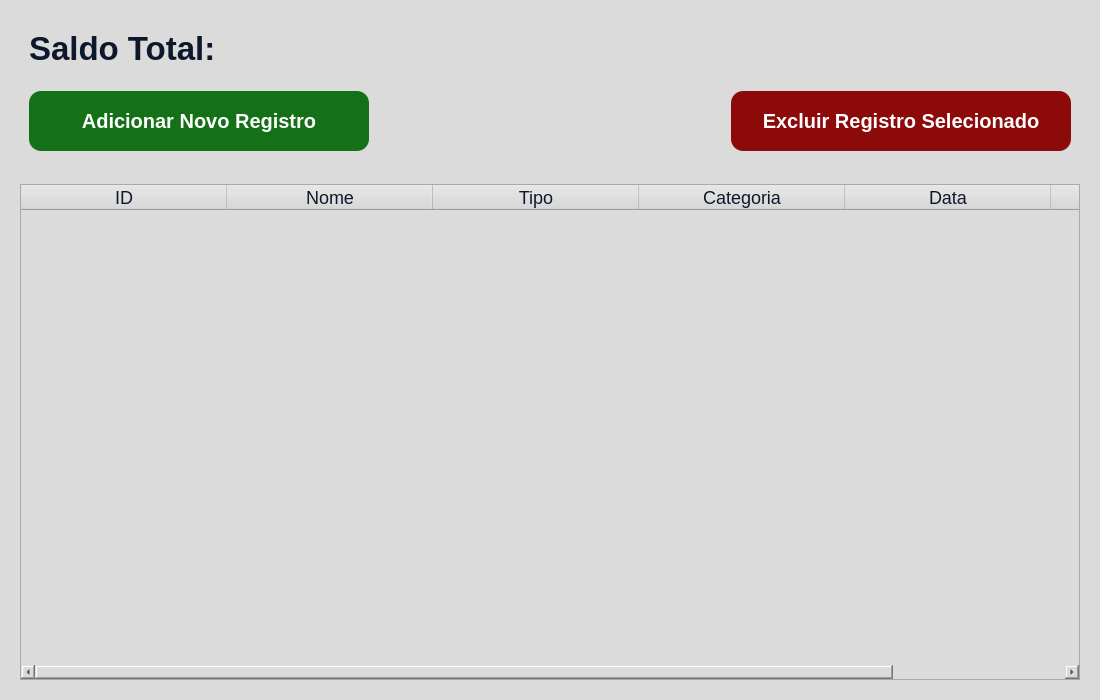
First picture: the form in ui/BalancoWindow.ui, repository kawlu/Atlas-Finance, before the edit.
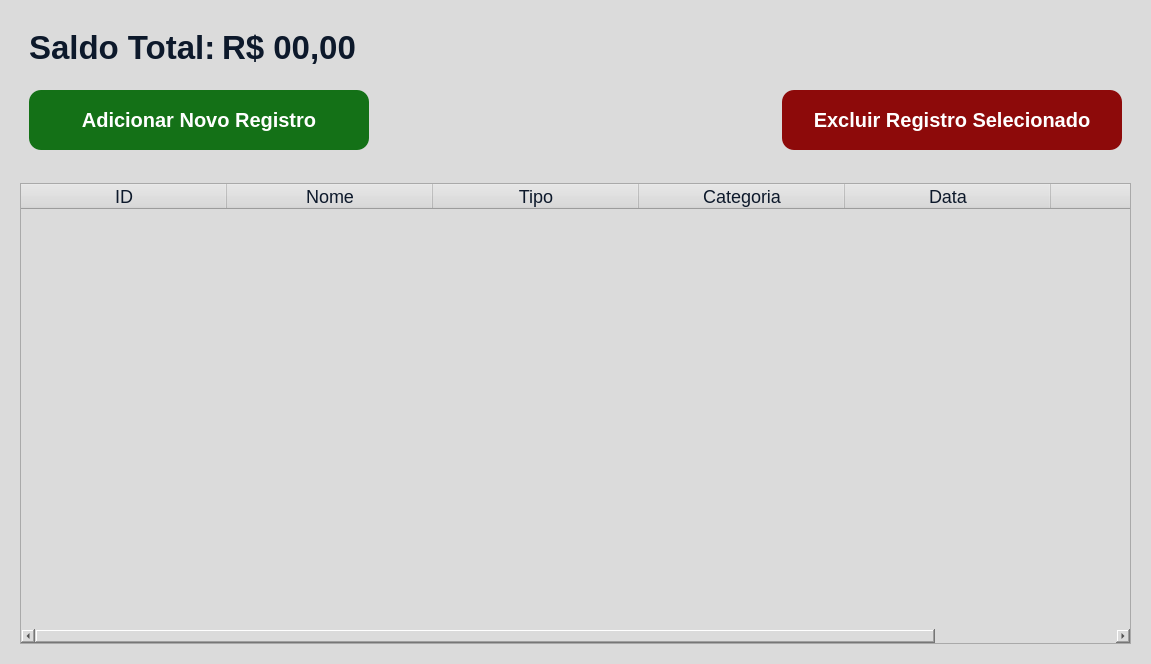
Second picture: the form after the edit. Icons and pictures are not drawn.

```diff
--- a/ui/BalancoWindow.ui
+++ b/ui/BalancoWindow.ui
@@ -6,8 +6,8 @@
    <rect>
     <x>0</x>
     <y>0</y>
-    <width>1100</width>
-    <height>700</height>
+    <width>1151</width>
+    <height>664</height>
    </rect>
   </property>
   <property name="windowTitle">
@@ -77,7 +77,7 @@
             <string notr="true">color: rgb(13, 25, 43);</string>
            </property>
            <property name="text">
-            <string/>
+            <string>R$ 00,00</string>
            </property>
           </widget>
          </item>
```
